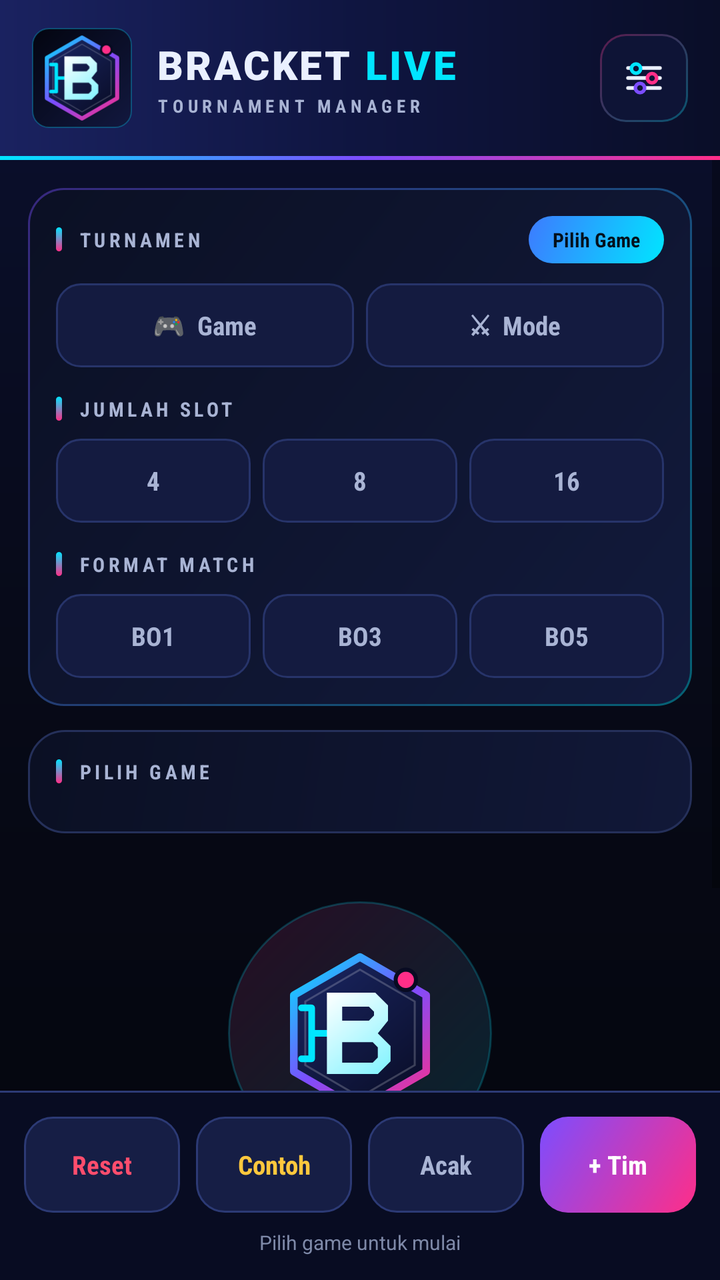
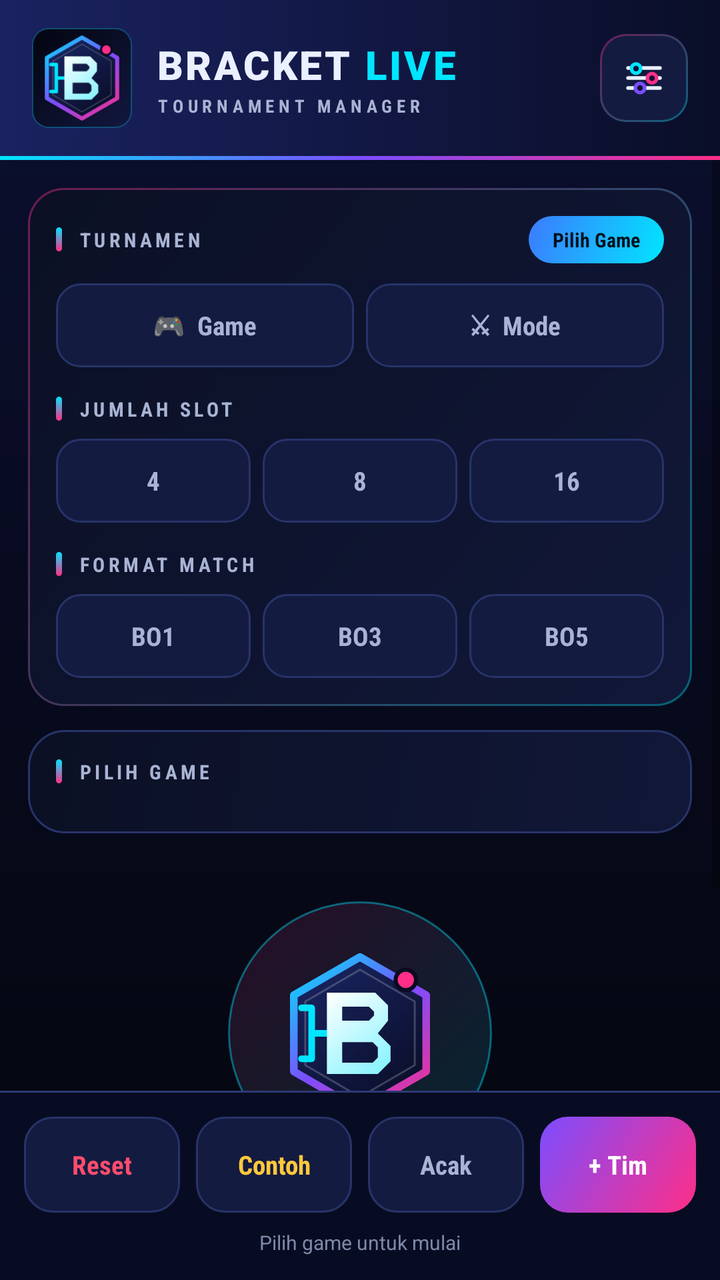

Screens rendered from an Android XML layout before and after an edit, with the pre-edit source and the edit as a unified diff.
<!-- AndroidManifest.xml: application theme Theme.BracketLive -->
<!-- res/layout/activity_main.xml -->
<?xml version="1.0" encoding="utf-8"?>
<LinearLayout xmlns:android="http://schemas.android.com/apk/res/android"
    xmlns:app="http://schemas.android.com/apk/res-auto"
    android:layout_width="match_parent"
    android:layout_height="match_parent"
    android:orientation="vertical"
    android:background="@drawable/bg_main">

    
    <LinearLayout
        android:layout_width="match_parent"
        android:layout_height="wrap_content"
        android:orientation="horizontal"
        android:gravity="center_vertical"
        android:paddingStart="16dp"
        android:paddingEnd="16dp"
        android:paddingTop="14dp"
        android:paddingBottom="14dp"
        android:background="@drawable/bg_header">

        <ImageView
            android:layout_width="50dp"
            android:layout_height="50dp"
            android:src="@drawable/ic_logo"
            android:contentDescription="Bracket Live" />

        <LinearLayout
            android:layout_width="0dp"
            android:layout_height="wrap_content"
            android:layout_weight="1"
            android:layout_marginStart="12dp"
            android:orientation="vertical">

            <LinearLayout
                android:layout_width="wrap_content"
                android:layout_height="wrap_content"
                android:orientation="horizontal"
                android:gravity="center_vertical">

                <TextView
                    android:layout_width="wrap_content"
                    android:layout_height="wrap_content"
                    android:text="BRACKET"
                    android:textColor="@color/text"
                    android:textSize="20sp"
                    android:fontFamily="sans-serif-black"
                    android:letterSpacing="0.06" />

                <TextView
                    android:id="@+id/tvTitleLive"
                    android:layout_width="wrap_content"
                    android:layout_height="wrap_content"
                    android:layout_marginStart="6dp"
                    android:text="LIVE"
                    android:textColor="@color/cyan"
                    android:textSize="20sp"
                    android:fontFamily="sans-serif-black"
                    android:letterSpacing="0.06" />
            </LinearLayout>

            <TextView
                android:layout_width="wrap_content"
                android:layout_height="wrap_content"
                android:layout_marginTop="1dp"
                android:text="TOURNAMENT MANAGER"
                android:textColor="@color/muted_light"
                android:textSize="9sp"
                android:textStyle="bold"
                android:fontFamily="sans-serif-condensed"
                android:letterSpacing="0.25" />
        </LinearLayout>

        <ImageView
            android:id="@+id/btnSettings"
            android:layout_width="44dp"
            android:layout_height="44dp"
            android:padding="10dp"
            android:src="@drawable/ic_settings"
            android:background="@drawable/bg_icon_btn"
            android:contentDescription="Pengaturan" />
    </LinearLayout>

    <View
        android:layout_width="match_parent"
        android:layout_height="2dp"
        android:background="@drawable/bg_neon_line" />

    
    <ScrollView
        android:layout_width="match_parent"
        android:layout_height="0dp"
        android:layout_weight="1"
        android:fillViewport="true">

        <LinearLayout
            android:layout_width="match_parent"
            android:layout_height="wrap_content"
            android:orientation="vertical"
            android:padding="14dp">

            
            <LinearLayout
                android:layout_width="match_parent"
                android:layout_height="wrap_content"
                android:orientation="vertical"
                android:padding="14dp"
                android:background="@drawable/bg_card_neon"
                android:layout_marginBottom="12dp">

                <LinearLayout
                    android:layout_width="match_parent"
                    android:layout_height="wrap_content"
                    android:orientation="horizontal"
                    android:gravity="center_vertical">

                    <TextView
                        style="@style/SectionLabel"
                        android:layout_width="0dp"
                        android:layout_weight="1"
                        android:text="TURNAMEN" />

                    <TextView
                        android:id="@+id/tvGameTag"
                        android:layout_width="wrap_content"
                        android:layout_height="wrap_content"
                        android:paddingStart="12dp"
                        android:paddingEnd="12dp"
                        android:paddingTop="5dp"
                        android:paddingBottom="5dp"
                        android:text="Pilih Game"
                        android:textColor="@color/on_accent"
                        android:textSize="10sp"
                        android:textStyle="bold"
                        android:fontFamily="sans-serif-condensed"
                        android:background="@drawable/bg_chip_active" />
                </LinearLayout>

                <LinearLayout
                    android:layout_width="match_parent"
                    android:layout_height="wrap_content"
                    android:layout_marginTop="10dp"
                    android:orientation="horizontal">

                    <TextView android:id="@+id/btnGame" style="@style/SegBtn" android:text="🎮  Game" />
                    <TextView android:id="@+id/btnMode" style="@style/SegBtn" android:text="⚔  Mode" android:layout_marginEnd="0dp" />
                </LinearLayout>

                <TextView
                    style="@style/SectionLabel"
                    android:layout_marginTop="14dp"
                    android:text="JUMLAH SLOT" />

                <LinearLayout
                    android:layout_width="match_parent"
                    android:layout_height="wrap_content"
                    android:layout_marginTop="8dp"
                    android:orientation="horizontal">

                    <TextView android:id="@+id/btnSize4" style="@style/SegBtn" android:text="4" />
                    <TextView android:id="@+id/btnSize8" style="@style/SegBtn" android:text="8" />
                    <TextView android:id="@+id/btnSize16" style="@style/SegBtn" android:text="16" android:layout_marginEnd="0dp" />
                </LinearLayout>

                <TextView
                    style="@style/SectionLabel"
                    android:layout_marginTop="14dp"
                    android:text="FORMAT MATCH" />

                <LinearLayout
                    android:layout_width="match_parent"
                    android:layout_height="wrap_content"
                    android:layout_marginTop="8dp"
                    android:orientation="horizontal">

                    <TextView android:id="@+id/btnBO1" style="@style/SegBtn" android:text="BO1" />
                    <TextView android:id="@+id/btnBO3" style="@style/SegBtn" android:text="BO3" />
                    <TextView android:id="@+id/btnBO5" style="@style/SegBtn" android:text="BO5" android:layout_marginEnd="0dp" />
                </LinearLayout>
            </LinearLayout>

            
            <LinearLayout
                android:id="@+id/panelGame"
                android:layout_width="match_parent"
                android:layout_height="wrap_content"
                android:orientation="vertical"
                android:padding="14dp"
                android:background="@drawable/bg_card"
                android:layout_marginBottom="12dp">

                <TextView
                    style="@style/SectionLabel"
                    android:layout_marginBottom="10dp"
                    android:text="PILIH GAME" />

                <GridLayout
                    android:id="@+id/gridGames"
                    android:layout_width="match_parent"
                    android:layout_height="wrap_content"
                    android:columnCount="2" />
            </LinearLayout>

            
            <LinearLayout
                android:id="@+id/panelMode"
                android:layout_width="match_parent"
                android:layout_height="wrap_content"
                android:orientation="vertical"
                android:padding="14dp"
                android:background="@drawable/bg_card"
                android:visibility="gone"
                android:layout_marginBottom="12dp">

                <TextView
                    style="@style/SectionLabel"
                    android:layout_marginBottom="10dp"
                    android:text="PILIH MODE" />

                <GridLayout
                    android:id="@+id/gridModes"
                    android:layout_width="match_parent"
                    android:layout_height="wrap_content"
                    android:columnCount="2" />
            </LinearLayout>

            
            <LinearLayout
                android:id="@+id/emptyState"
                android:layout_width="match_parent"
                android:layout_height="wrap_content"
                android:orientation="vertical"
                android:gravity="center_horizontal"
                android:paddingTop="22dp"
                android:paddingBottom="22dp">

                <FrameLayout
                    android:layout_width="132dp"
                    android:layout_height="132dp"
                    android:background="@drawable/bg_empty_ring">

                    <ImageView
                        android:layout_width="84dp"
                        android:layout_height="84dp"
                        android:layout_gravity="center"
                        android:src="@drawable/ic_logo_mark"
                        android:contentDescription="Bracket Live" />
                </FrameLayout>

                <TextView
                    android:layout_width="wrap_content"
                    android:layout_height="wrap_content"
                    android:layout_marginTop="16dp"
                    android:text="SIAP BERTANDING?"
                    android:textColor="@color/text"
                    android:textSize="16sp"
                    android:fontFamily="sans-serif-black"
                    android:letterSpacing="0.1" />

                <TextView
                    android:layout_width="wrap_content"
                    android:layout_height="wrap_content"
                    android:layout_marginTop="4dp"
                    android:gravity="center"
                    android:text="Pilih game &amp; mode untuk membuat bracket turnamen"
                    android:textColor="@color/muted"
                    android:textSize="11sp" />
            </LinearLayout>

            
            <LinearLayout
                android:id="@+id/teamList"
                android:layout_width="match_parent"
                android:layout_height="wrap_content"
                android:orientation="vertical"
                android:visibility="gone" />

            
            <HorizontalScrollView
                android:id="@+id/bracketScroll"
                android:layout_width="match_parent"
                android:layout_height="wrap_content"
                android:visibility="gone"
                android:scrollbars="none">

                <LinearLayout
                    android:id="@+id/bracketContainer"
                    android:layout_width="wrap_content"
                    android:layout_height="wrap_content"
                    android:orientation="horizontal"
                    android:paddingBottom="8dp" />
            </HorizontalScrollView>

            
            <LinearLayout
                android:id="@+id/champBox"
                android:layout_width="match_parent"
                android:layout_height="wrap_content"
                android:orientation="vertical"
                android:gravity="center"
                android:padding="20dp"
                android:background="@drawable/bg_champ"
                android:visibility="gone"
                android:layout_marginTop="12dp">

                <TextView
                    style="@style/SectionLabel"
                    android:textColor="@color/gold"
                    android:text="🏆  JUARA" />

                <TextView
                    android:id="@+id/tvChampion"
                    android:layout_width="wrap_content"
                    android:layout_height="wrap_content"
                    android:text="—"
                    android:textColor="#FFFFFF"
                    android:textSize="24sp"
                    android:textStyle="bold"
                    android:layout_marginTop="6dp" />

                <TextView
                    android:id="@+id/btnCert"
                    android:layout_width="wrap_content"
                    android:layout_height="wrap_content"
                    android:layout_marginTop="14dp"
                    android:paddingStart="24dp"
                    android:paddingEnd="24dp"
                    android:paddingTop="12dp"
                    android:paddingBottom="12dp"
                    android:text="Buat Sertifikat"
                    android:textColor="#FFFFFF"
                    android:textStyle="bold"
                    android:textSize="12sp"
                    android:background="@drawable/bg_btn_primary"
                    android:visibility="gone" />
            </LinearLayout>
        </LinearLayout>
    </ScrollView>

    <View
        android:layout_width="match_parent"
        android:layout_height="1dp"
        android:background="#2C3A75" />

    
    <LinearLayout
        android:layout_width="match_parent"
        android:layout_height="wrap_content"
        android:orientation="vertical"
        android:padding="12dp"
        android:background="#080C22">

        <LinearLayout
            android:layout_width="match_parent"
            android:layout_height="wrap_content"
            android:orientation="horizontal">

            <TextView android:id="@+id/btnReset" style="@style/ActionBtn" android:text="Reset" android:background="@drawable/bg_btn_gray" android:textColor="@color/red"/>
            <TextView android:id="@+id/btnFill" style="@style/ActionBtn" android:text="Contoh" android:background="@drawable/bg_btn_gray" android:textColor="@color/gold"/>
            <TextView android:id="@+id/btnShuffle" style="@style/ActionBtn" android:text="Acak" android:background="@drawable/bg_btn_gray" android:textColor="@color/muted_light"/>
            <TextView android:id="@+id/btnAdd" style="@style/ActionBtn" android:text="+ Tim" android:background="@drawable/bg_btn_primary" android:textColor="#FFFFFF" android:layout_marginEnd="0dp"/>
        </LinearLayout>

        <TextView
            android:id="@+id/tvStatus"
            android:layout_width="match_parent"
            android:layout_height="wrap_content"
            android:gravity="center"
            android:text="Pilih game untuk mulai"
            android:textColor="@color/muted"
            android:textSize="10sp"
            android:layout_marginTop="8dp" />

    </LinearLayout>
</LinearLayout>
<!-- resources referenced by this layout -->
<resources>
  <color name="cyan">#00E5FF</color>
  <!-- drawable bg_btn_gray (drawable) -->
  <?xml version="1.0" encoding="utf-8"?>
  <shape xmlns:android="http://schemas.android.com/apk/res/android" android:shape="rectangle">
      <solid android:color="#161E45"/>
      <corners android:radius="14dp"/>
      <stroke android:width="1dp" android:color="#2C3A75"/>
  </shape>
  <!-- drawable bg_btn_primary (drawable) -->
  <?xml version="1.0" encoding="utf-8"?>
  <shape xmlns:android="http://schemas.android.com/apk/res/android" android:shape="rectangle">
      <gradient android:startColor="#FF2E88" android:endColor="#7C4DFF" android:angle="135"/>
      <corners android:radius="14dp"/>
  </shape>
  <!-- drawable bg_card (drawable) -->
  <?xml version="1.0" encoding="utf-8"?>
  <shape xmlns:android="http://schemas.android.com/apk/res/android" android:shape="rectangle">
      <gradient android:startColor="#111838" android:endColor="#0B1024" android:angle="135"/>
      <corners android:radius="18dp"/>
      <stroke android:width="1dp" android:color="#25305A"/>
  </shape>
  <!-- drawable bg_card_neon (drawable) -->
  <?xml version="1.0" encoding="utf-8"?>
  <layer-list xmlns:android="http://schemas.android.com/apk/res/android">
      <item>
          <shape android:shape="rectangle">
              <gradient android:startColor="#6600E5FF" android:endColor="#667C4DFF" android:angle="135"/>
              <corners android:radius="18dp"/>
          </shape>
      </item>
      <item android:left="1dp" android:top="1dp" android:right="1dp" android:bottom="1dp">
          <shape android:shape="rectangle">
              <gradient android:startColor="#121A3C" android:endColor="#0B1024" android:angle="135"/>
              <corners android:radius="17dp"/>
          </shape>
      </item>
  </layer-list>
  <!-- drawable bg_chip_active (drawable) -->
  <?xml version="1.0" encoding="utf-8"?>
  <shape xmlns:android="http://schemas.android.com/apk/res/android" android:shape="rectangle">
      <gradient android:startColor="#00E5FF" android:endColor="#3D7BFF" android:angle="135"/>
      <corners android:radius="12dp"/>
  </shape>
  <!-- drawable bg_empty_ring (drawable) -->
  <?xml version="1.0" encoding="utf-8"?>
  <shape xmlns:android="http://schemas.android.com/apk/res/android" android:shape="oval">
      <gradient android:startColor="#2200E5FF" android:endColor="#22FF2E88" android:angle="135"/>
      <stroke android:width="1dp" android:color="#3300E5FF"/>
  </shape>
  <!-- drawable bg_header (drawable) -->
  <?xml version="1.0" encoding="utf-8"?>
  <shape xmlns:android="http://schemas.android.com/apk/res/android" android:shape="rectangle">
      <gradient android:startColor="#1A2260" android:centerColor="#0F1540" android:endColor="#0A0E28" android:angle="0"/>
  </shape>
  <!-- drawable bg_icon_btn (drawable) -->
  <?xml version="1.0" encoding="utf-8"?>
  <layer-list xmlns:android="http://schemas.android.com/apk/res/android">
      <item>
          <shape android:shape="rectangle">
              <gradient android:startColor="#5500E5FF" android:endColor="#55FF2E88" android:angle="135"/>
              <corners android:radius="13dp"/>
          </shape>
      </item>
      <item android:left="1dp" android:top="1dp" android:right="1dp" android:bottom="1dp">
          <shape android:shape="rectangle">
              <solid android:color="#0E1436"/>
              <corners android:radius="12dp"/>
          </shape>
      </item>
  </layer-list>
  <!-- drawable bg_main (drawable) -->
  <?xml version="1.0" encoding="utf-8"?>
  <shape xmlns:android="http://schemas.android.com/apk/res/android" android:shape="rectangle">
      <gradient android:startColor="#0B1030" android:centerColor="#070A18" android:endColor="#04050C" android:angle="270"/>
  </shape>
  <!-- drawable bg_neon_line (drawable) -->
  <?xml version="1.0" encoding="utf-8"?>
  <shape xmlns:android="http://schemas.android.com/apk/res/android" android:shape="rectangle">
      <gradient android:startColor="#00E5FF" android:centerColor="#7C4DFF" android:endColor="#FF2E88" android:angle="0"/>
  </shape>
  <style name="Theme.BracketLive" parent="Theme.MaterialComponents.DayNight.NoActionBar">
          <item name="colorPrimary">@color/cyan</item>
          <item name="colorPrimaryVariant">@color/blue</item>
          <item name="colorSecondary">@color/magenta</item>
          <item name="android:statusBarColor">@color/bg</item>
          <item name="android:navigationBarColor">@color/bg</item>
          <item name="android:windowBackground">@color/bg</item>
          <item name="android:textColor">@color/text</item>
          <item name="android:textColorPrimary">@color/text</item>
      </style>
  <!-- drawable bg_label_bar (drawable) -->
  <?xml version="1.0" encoding="utf-8"?>
  <shape xmlns:android="http://schemas.android.com/apk/res/android" android:shape="rectangle">
      <gradient android:startColor="#00E5FF" android:endColor="#FF2E88" android:angle="270"/>
      <corners android:radius="2dp"/>
      <size android:width="3dp" android:height="12dp"/>
  </shape>
  <!-- drawable bg_chip (drawable) -->
  <?xml version="1.0" encoding="utf-8"?>
  <shape xmlns:android="http://schemas.android.com/apk/res/android" android:shape="rectangle">
      <solid android:color="#141B40"/>
      <corners android:radius="12dp"/>
      <stroke android:width="1dp" android:color="#27346A"/>
  </shape>
  <color name="blue">#2979FF</color>
  <color name="magenta">#FF2E88</color>
  <color name="bg">#070A14</color>
  <!-- unchanged entries left out for length: 13 -->
</resources>

<!-- the commit's change to res/layout/activity_main.xml (unified diff, before → after) -->
@@ -52,7 +52,7 @@
                     android:layout_height="wrap_content"
                     android:layout_marginStart="6dp"
                     android:text="LIVE"
-                    android:textColor="@color/cyan"
+                    android:textColor="?attr/blAccent1"
                     android:textSize="20sp"
                     android:fontFamily="sans-serif-black"
                     android:letterSpacing="0.06" />
@@ -95,7 +95,9 @@
         <LinearLayout
             android:layout_width="match_parent"
             android:layout_height="wrap_content"
+            android:id="@+id/contentContainer"
             android:orientation="vertical"
+            android:animateLayoutChanges="true"
             android:padding="14dp">
 
             
@@ -271,6 +273,7 @@
                 android:id="@+id/teamList"
                 android:layout_width="match_parent"
                 android:layout_height="wrap_content"
+                android:animateLayoutChanges="true"
                 android:orientation="vertical"
                 android:visibility="gone" />
 
<!-- resource entries referenced after the edit -->
@@ -1,38 +1,37 @@
 <!-- resources referenced by this layout -->
 <resources>
-  <color name="cyan">#00E5FF</color>
   <!-- drawable bg_btn_gray (drawable) -->
   <?xml version="1.0" encoding="utf-8"?>
   <shape xmlns:android="http://schemas.android.com/apk/res/android" android:shape="rectangle">
-      <solid android:color="#161E45"/>
+      <solid android:color="?attr/blSurface2"/>
       <corners android:radius="14dp"/>
-      <stroke android:width="1dp" android:color="#2C3A75"/>
+      <stroke android:width="1dp" android:color="?attr/blStroke"/>
   </shape>
   <!-- drawable bg_btn_primary (drawable) -->
   <?xml version="1.0" encoding="utf-8"?>
   <shape xmlns:android="http://schemas.android.com/apk/res/android" android:shape="rectangle">
-      <gradient android:startColor="#FF2E88" android:endColor="#7C4DFF" android:angle="135"/>
+      <gradient android:startColor="?attr/blAccent2" android:endColor="?attr/blAccent3" android:angle="135"/>
       <corners android:radius="14dp"/>
   </shape>
   <!-- drawable bg_card (drawable) -->
   <?xml version="1.0" encoding="utf-8"?>
   <shape xmlns:android="http://schemas.android.com/apk/res/android" android:shape="rectangle">
-      <gradient android:startColor="#111838" android:endColor="#0B1024" android:angle="135"/>
+      <gradient android:startColor="?attr/blSurface" android:endColor="?attr/blSurface3" android:angle="135"/>
       <corners android:radius="18dp"/>
-      <stroke android:width="1dp" android:color="#25305A"/>
+      <stroke android:width="1dp" android:color="?attr/blStroke"/>
   </shape>
   <!-- drawable bg_card_neon (drawable) -->
   <?xml version="1.0" encoding="utf-8"?>
   <layer-list xmlns:android="http://schemas.android.com/apk/res/android">
       <item>
           <shape android:shape="rectangle">
-              <gradient android:startColor="#6600E5FF" android:endColor="#667C4DFF" android:angle="135"/>
+              <gradient android:startColor="?attr/blAccent1A" android:endColor="?attr/blAccent2A" android:angle="135"/>
               <corners android:radius="18dp"/>
           </shape>
       </item>
       <item android:left="1dp" android:top="1dp" android:right="1dp" android:bottom="1dp">
           <shape android:shape="rectangle">
-              <gradient android:startColor="#121A3C" android:endColor="#0B1024" android:angle="135"/>
+              <gradient android:startColor="?attr/blSurface" android:endColor="?attr/blSurface3" android:angle="135"/>
               <corners android:radius="17dp"/>
           </shape>
       </item>
@@ -40,32 +39,32 @@
   <!-- drawable bg_chip_active (drawable) -->
   <?xml version="1.0" encoding="utf-8"?>
   <shape xmlns:android="http://schemas.android.com/apk/res/android" android:shape="rectangle">
-      <gradient android:startColor="#00E5FF" android:endColor="#3D7BFF" android:angle="135"/>
+      <gradient android:startColor="?attr/blAccent1" android:endColor="?attr/blAccent1B" android:angle="135"/>
       <corners android:radius="12dp"/>
   </shape>
   <!-- drawable bg_empty_ring (drawable) -->
   <?xml version="1.0" encoding="utf-8"?>
   <shape xmlns:android="http://schemas.android.com/apk/res/android" android:shape="oval">
-      <gradient android:startColor="#2200E5FF" android:endColor="#22FF2E88" android:angle="135"/>
-      <stroke android:width="1dp" android:color="#3300E5FF"/>
+      <gradient android:startColor="?attr/blAccent1S" android:endColor="?attr/blAccent2S" android:angle="135"/>
+      <stroke android:width="1dp" android:color="?attr/blAccent1A"/>
   </shape>
   <!-- drawable bg_header (drawable) -->
   <?xml version="1.0" encoding="utf-8"?>
   <shape xmlns:android="http://schemas.android.com/apk/res/android" android:shape="rectangle">
-      <gradient android:startColor="#1A2260" android:centerColor="#0F1540" android:endColor="#0A0E28" android:angle="0"/>
+      <gradient android:startColor="?attr/blHeader1" android:endColor="?attr/blHeader2" android:angle="0"/>
   </shape>
   <!-- drawable bg_icon_btn (drawable) -->
   <?xml version="1.0" encoding="utf-8"?>
   <layer-list xmlns:android="http://schemas.android.com/apk/res/android">
       <item>
           <shape android:shape="rectangle">
-              <gradient android:startColor="#5500E5FF" android:endColor="#55FF2E88" android:angle="135"/>
+              <gradient android:startColor="?attr/blAccent1A" android:endColor="?attr/blAccent2A" android:angle="135"/>
               <corners android:radius="13dp"/>
           </shape>
       </item>
       <item android:left="1dp" android:top="1dp" android:right="1dp" android:bottom="1dp">
           <shape android:shape="rectangle">
-              <solid android:color="#0E1436"/>
+              <solid android:color="?attr/blSurface2"/>
               <corners android:radius="12dp"/>
           </shape>
       </item>
@@ -73,40 +72,60 @@
   <!-- drawable bg_main (drawable) -->
   <?xml version="1.0" encoding="utf-8"?>
   <shape xmlns:android="http://schemas.android.com/apk/res/android" android:shape="rectangle">
-      <gradient android:startColor="#0B1030" android:centerColor="#070A18" android:endColor="#04050C" android:angle="270"/>
+      <gradient android:startColor="?attr/blBg1" android:endColor="?attr/blBg2" android:angle="270"/>
   </shape>
   <!-- drawable bg_neon_line (drawable) -->
   <?xml version="1.0" encoding="utf-8"?>
   <shape xmlns:android="http://schemas.android.com/apk/res/android" android:shape="rectangle">
-      <gradient android:startColor="#00E5FF" android:centerColor="#7C4DFF" android:endColor="#FF2E88" android:angle="0"/>
+      <gradient android:startColor="?attr/blAccent1" android:centerColor="?attr/blAccent3" android:endColor="?attr/blAccent2" android:angle="0"/>
   </shape>
   <style name="Theme.BracketLive" parent="Theme.MaterialComponents.DayNight.NoActionBar">
-          <item name="colorPrimary">@color/cyan</item>
-          <item name="colorPrimaryVariant">@color/blue</item>
-          <item name="colorSecondary">@color/magenta</item>
-          <item name="android:statusBarColor">@color/bg</item>
-          <item name="android:navigationBarColor">@color/bg</item>
-          <item name="android:windowBackground">@color/bg</item>
+          <item name="blBg1">#0B1030</item>
+          <item name="blBg2">#04050C</item>
+          <item name="blHeader1">#1A2260</item>
+          <item name="blHeader2">#0A0E28</item>
+          <item name="blSurface">#111838</item>
+          <item name="blSurface2">#141B40</item>
+          <item name="blSurface3">#0B1024</item>
+          <item name="blStroke">#27346A</item>
+          <item name="blAccent1">#00E5FF</item>
+          <item name="blAccent2">#FF2E88</item>
+          <item name="blAccent3">#7C4DFF</item>
+          <item name="blAccent1B">#3D7BFF</item>
+          <item name="blAccent1A">#6600E5FF</item>
+          <item name="blAccent2A">#66FF2E88</item>
+          <item name="blAccent1S">#2200E5FF</item>
+          <item name="blAccent2S">#22FF2E88</item>
+          <item name="colorPrimary">?attr/blAccent1</item>
+          <item name="colorPrimaryVariant">?attr/blAccent1B</item>
+          <item name="colorSecondary">?attr/blAccent2</item>
+          <item name="android:statusBarColor">?attr/blBg1</item>
+          <item name="android:navigationBarColor">?attr/blBg2</item>
+          <item name="android:windowBackground">?attr/blBg2</item>
           <item name="android:textColor">@color/text</item>
           <item name="android:textColorPrimary">@color/text</item>
+          <item name="android:windowAnimationStyle">@style/BLWindowAnim</item>
       </style>
   <!-- drawable bg_label_bar (drawable) -->
   <?xml version="1.0" encoding="utf-8"?>
   <shape xmlns:android="http://schemas.android.com/apk/res/android" android:shape="rectangle">
-      <gradient android:startColor="#00E5FF" android:endColor="#FF2E88" android:angle="270"/>
+      <gradient android:startColor="?attr/blAccent1" android:endColor="?attr/blAccent2" android:angle="270"/>
       <corners android:radius="2dp"/>
       <size android:width="3dp" android:height="12dp"/>
   </shape>
   <!-- drawable bg_chip (drawable) -->
   <?xml version="1.0" encoding="utf-8"?>
   <shape xmlns:android="http://schemas.android.com/apk/res/android" android:shape="rectangle">
-      <solid android:color="#141B40"/>
+      <solid android:color="?attr/blSurface2"/>
       <corners android:radius="12dp"/>
-      <stroke android:width="1dp" android:color="#27346A"/>
+      <stroke android:width="1dp" android:color="?attr/blStroke"/>
   </shape>
-  <color name="blue">#2979FF</color>
-  <color name="magenta">#FF2E88</color>
-  <color name="bg">#070A14</color>
+  <style name="BLWindowAnim" parent="">
+          <item name="android:activityOpenEnterAnimation">@anim/bl_slide_in_right</item>
+          <item name="android:activityOpenExitAnimation">@anim/bl_fade_out_left</item>
+          <item name="android:activityCloseEnterAnimation">@anim/bl_fade_in_left</item>
+          <item name="android:activityCloseExitAnimation">@anim/bl_slide_out_right</item>
+      </style>
   <!-- unchanged entries left out for length: 13 -->
 </resources>
 
